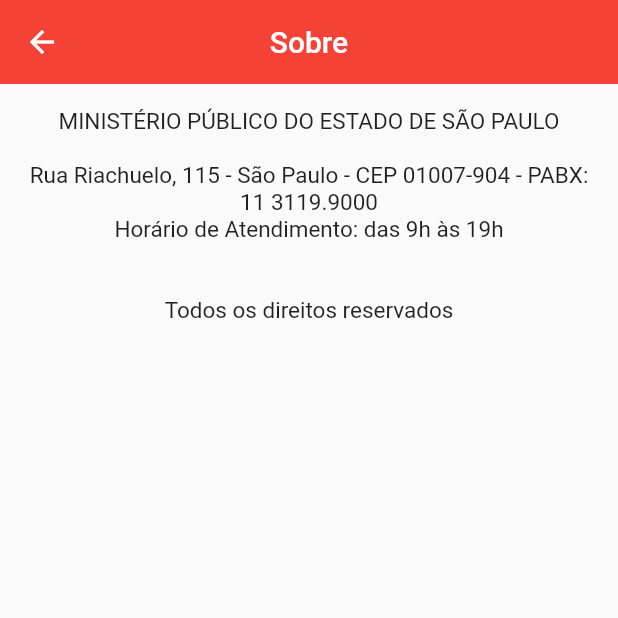
After one commit to jjeanjacques10/mpsp-app, a Flutter app: the AboutScreen screen opened by its route, on a phone screen of 412 x 824 dp, the top half of it. The commit adds this screen. Run offline on Flutter 3.47's test engine with Material 2 defaults, Android fonts, the light colour scheme and no system bars; our stand-ins replace carousel_slider, dio, flutter_mobx, flutter_signin_button, flutter_tts, mobx and 2 more; missing offline and left inert: cpfcnpj, dio_http_cache, validadores, watson_assistant_v2; accounts and stored records are empty; generated files the repository leaves out were written again; project files that could hold a hidden picture were left out.

Commit message:
Add about

```diff
--- /dev/null
+++ b/lib/app/screens/about_screen.dart
@@ -0,0 +1,40 @@
+import 'package:flutter/material.dart';
+
+class AboutScreen extends StatelessWidget {
+  const AboutScreen({Key key}) : super(key: key);
+
+  @override
+  Widget build(BuildContext context) {
+    return Scaffold(
+      appBar: AppBar(
+        title: const Text('Sobre'),
+        centerTitle: true,
+        elevation: 0.0,
+        leading: IconButton(
+          icon: Icon(Icons.arrow_back),
+          onPressed: () {
+            Navigator.pop(context);
+          },
+          color: Colors.white,
+        ),
+      ),
+      body: SingleChildScrollView(
+        child: Padding(
+          padding: EdgeInsets.fromLTRB(16.0, 16.0, 16.0, 8.0),
+          child: Column(
+            children: [
+              Center(
+                child: Text(
+                  "MINISTÉRIO PÚBLICO DO ESTADO DE SÃO PAULO \n\nRua Riachuelo, 115 - São Paulo - CEP 01007-904 - PABX: 11 3119.9000 \nHorário de Atendimento: das 9h às 19h\n\n\nTodos os direitos reservados",
+                  textAlign: TextAlign.center,
+                  style: TextStyle(fontSize: 15),
+                ),
+              ),
+              SizedBox(height: 80),
+            ],
+          ),
+        ),
+      ),
+    );
+  }
+}
--- a/lib/app/screens/profile_screen.dart
+++ b/lib/app/screens/profile_screen.dart
@@ -1,5 +1,5 @@
 import 'package:flutter/material.dart';
-import 'package:mpsp_app/app/components/contact_channels.dart';
+import 'package:mpsp_app/app/model/user.dart';
 
 import '../components/profile_form.dart';
 
@@ -15,6 +15,8 @@
 class _ProfileScreenState extends State<ProfileScreen> {
   @override
   Widget build(BuildContext context) {
+    UserModel userModel = ModalRoute.of(context).settings.arguments;
+
     return Scaffold(
       appBar: AppBar(
         title: const Text('Perfil'),
--- a/lib/main.dart
+++ b/lib/main.dart
@@ -1,5 +1,6 @@
 import 'package:flutter/material.dart';
 import 'package:flutter/services.dart';
+import 'package:mpsp_app/app/screens/about_screen.dart';
 import 'package:mpsp_app/app/screens/accessibility_screen.dart';
 import 'package:mpsp_app/app/screens/historic_screen.dart';
 import 'package:mpsp_app/app/screens/home_screen.dart';
@@ -36,6 +37,7 @@
         "/chat": (context) => WatsonChatScreen(),
         "/history": (context) => HistoricScreen(),
         "/accessibility": (context) => AccessibilityScreen(),
+        "/about": (context) => AboutScreen(),
       },
     );
   }
```
Also changed, not shown: lib/app/components/profile_form.dart (+11 -12 lines), lib/app/screens/home_screen.dart (+20 -6 lines).
